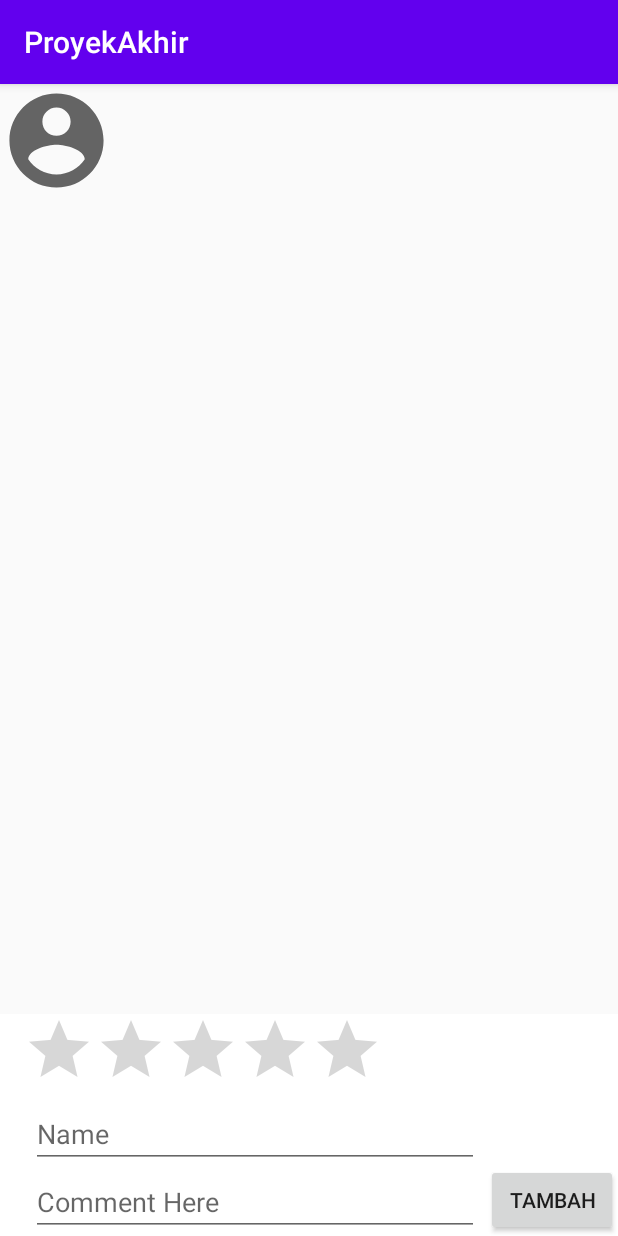
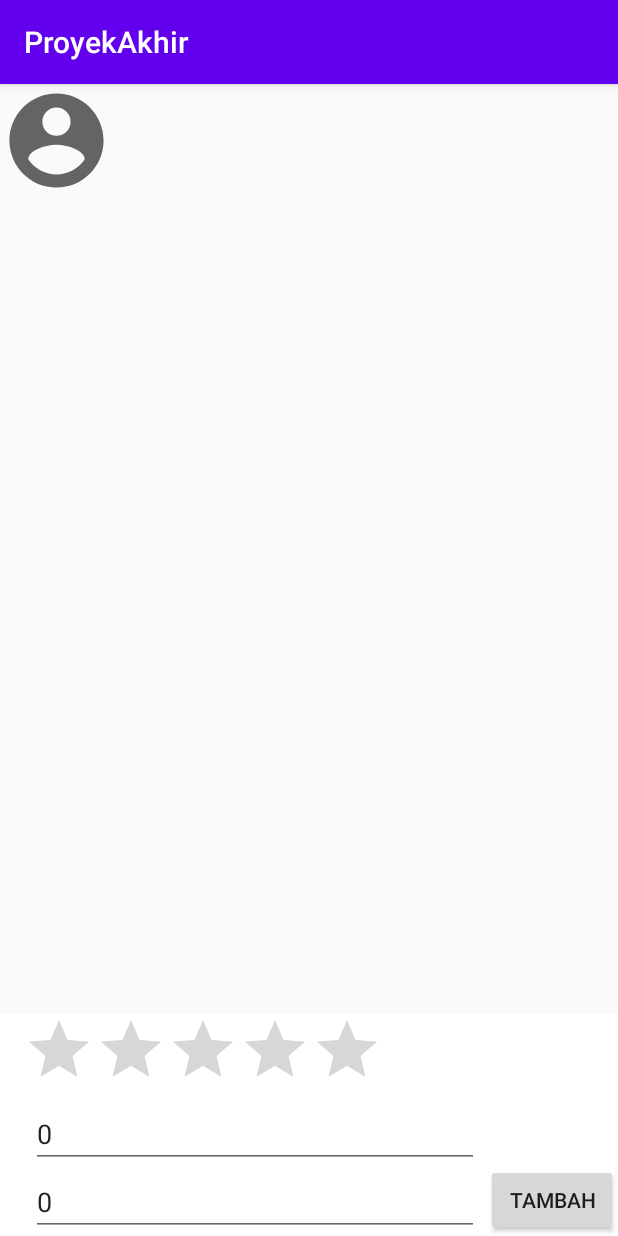
Before and after one commit to Gintinks/FIU, an Android app: the CommentActivity screen opened directly, with no data from a screen before it, after a tap on "TAMBAH", on a phone screen of 412 x 824 dp. Run offline under Robolectric (Android 15) with nearby library versions, the phone set to English and light mode, and no system bars; 4 statements that could not run were skipped.

Commit message:
ROTATE LAYAR

```diff
--- a/app/src/main/java/com/example/proyekakhir/CommentActivity.kt
+++ b/app/src/main/java/com/example/proyekakhir/CommentActivity.kt
@@ -1,6 +1,9 @@
 package com.example.proyekakhir
 
+import android.content.Context
+import android.content.SharedPreferences
 import android.os.Bundle
+import android.os.PersistableBundle
 import android.view.View
 import android.widget.Button
 import android.widget.EditText
@@ -9,12 +12,16 @@ import android.widget.Toast
 import androidx.appcompat.app.AppCompatActivity
 import androidx.recyclerview.widget.LinearLayoutManager
 import androidx.recyclerview.widget.RecyclerView
+import kotlinx.android.synthetic.main.movie_comment.*
 
 
 class CommentActivity : AppCompatActivity(){
-    var comments : MutableList<MovieCommentModel> = mutableListOf()
-
     var totalRating = 0
+    private val PREF_NAME = "Shared"
+    private val KEY_ID = "Id"
+    private val KEY_NAMA = "Nama"
+    private val KEY_COMMENT = "Comment"
+    private lateinit var sharedPreferences: SharedPreferences
     override fun onCreate(savedInstanceState: Bundle?) {
         super.onCreate(savedInstanceState)
         setContentView(R.layout.movie_comment)
@@ -23,11 +30,12 @@ class CommentActivity : AppCompatActivity(){
         var rating = bundle?.get("ratingDes").toString().toInt()
         val commentRepo = MovieCommentRepo(this, id, totalRating)
         val commentVM = MovieCommentViewModel(commentRepo)
-
         val list = findViewById<RecyclerView>(R.id.rv_main)
-            list.adapter = MovieCommentAdapter(this, commentVM.getmovieComments(), id.toString()) {}
-            list.layoutManager = LinearLayoutManager(this)
-
+        list.adapter = MovieCommentAdapter(this, commentVM.getmovieComments(), id.toString()) {}
+        list.layoutManager = LinearLayoutManager(this)
+        var nama: String = findViewById<EditText>(R.id.et_nama).text.toString()
+        var coment: String = findViewById<EditText>(R.id.et_comment_movie).text.toString()
+        sharedPreferences = getSharedPreferences(PREF_NAME, Context.MODE_PRIVATE)
         val simpleRatingBar = findViewById<View>(R.id.ratingBar) as RatingBar
 
         findViewById<Button>(R.id.btn_tambah). setOnClickListener {
@@ -35,32 +43,28 @@ class CommentActivity : AppCompatActivity(){
             totalRating +=1
             val Nrating = countRating.toInt()
             rating = countRating.toInt()
-//            tv_rating.setText(Nrating.toString())
-            var nama: String = findViewById<EditText>(R.id.et_nama).text.toString()
-            var coment: String = findViewById<EditText>(R.id.et_comment_movie).text.toString()
-            var newComment = MovieCommentModel(id, nama, coment)
+              var newComment = MovieCommentModel(id, nama, coment)
             commentRepo.tambahMovieComment(newComment)
             list.adapter = MovieCommentAdapter(this, commentVM.getmovieComments(), id.toString()) {}
             list.layoutManager = LinearLayoutManager(this)
             Toast.makeText(applicationContext, """$rating $Nrating""".trimIndent(), Toast.LENGTH_LONG).show()
         }
+        val etNamaRestore = sharedPreferences.getString(KEY_NAMA, "0")
+        val etCommentRestore = sharedPreferences.getString(KEY_COMMENT, "0")
+        et_nama.setText(etNamaRestore)
+        et_comment_movie.setText(etCommentRestore)
     }
 
-    fun initData(id:String){
-        val id_comment = resources.getStringArray(R.array.id_movie)
-        val nama = resources.getStringArray(R.array.nama)
-        val comment = resources.getStringArray(R.array.comment)
-        comments.clear()
-        for(i in id_comment.indices){
-            if(id_comment[i]==id) {
-            comments.add(MovieCommentModel(id_comment[i], nama[i], comment[i]))
-            totalRating += 1
-            } else if(totalRating==0){
-                totalRating += 1
-            }
-        }
+    override fun onSaveInstanceState(outState: Bundle) {
+        super.onSaveInstanceState(outState)
+        val editor: SharedPreferences.Editor = sharedPreferences.edit()
+        editor.putString(KEY_NAMA, et_nama.text.toString())
+        editor.putString(KEY_COMMENT, et_comment_movie.text.toString())
+        editor.apply()
     }
 
-
+    override fun onRestoreInstanceState(savedInstanceState: Bundle) {
+        super.onSaveInstanceState(savedInstanceState)
+    }
 
 }
```
